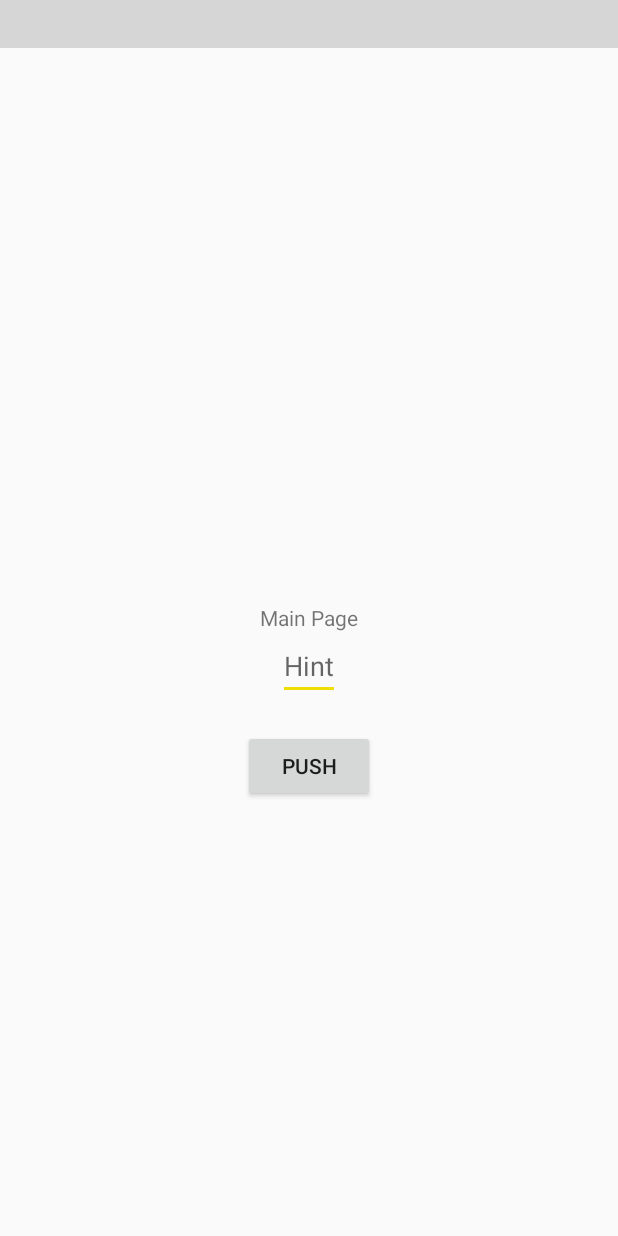
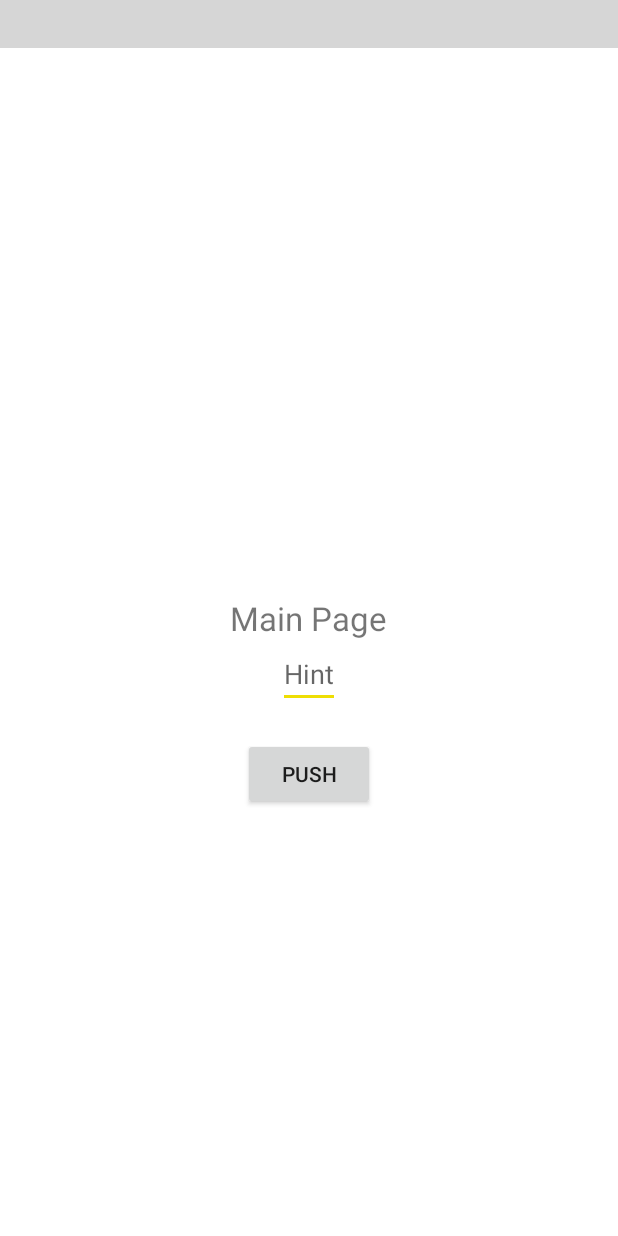
Before and after one commit to TachyonTechLabs/IPLAuction2K19_App, an Android app: the screen it shows after launch once a user with an empty profile is signed in (AfterRegistrationMainActivity), on a phone screen of 412 x 824 dp. Run offline under Robolectric (Android 15) with nearby library versions, the light colour scheme and no system bars; our stand-ins replace Firebase (no records; nobody signed in at launch, a user with empty details on screens opened directly); 4 statements that could not run were skipped; grey boxes are pictures that could not be loaded.

Commit message:
White Background to main page

```diff
--- a/app/src/main/res/layout/activity_after_registration_main.xml
+++ b/app/src/main/res/layout/activity_after_registration_main.xml
@@ -4,6 +4,7 @@
     xmlns:app="http://schemas.android.com/apk/res-auto"
     xmlns:tools="http://schemas.android.com/tools"
     android:id="@+id/drawerLayout"
+    android:background="@color/white"
     android:layout_height="match_parent"
     android:layout_width="match_parent">
 
@@ -26,7 +27,8 @@
             android:layout_width="wrap_content"
             android:layout_height="wrap_content"
             android:layout_centerInParent="true"
-            android:text="Main Page"/>
+            android:text="Main Page"
+            android:textSize="22sp"/>
 
         <EditText
             android:id="@+id/edittext"
```
